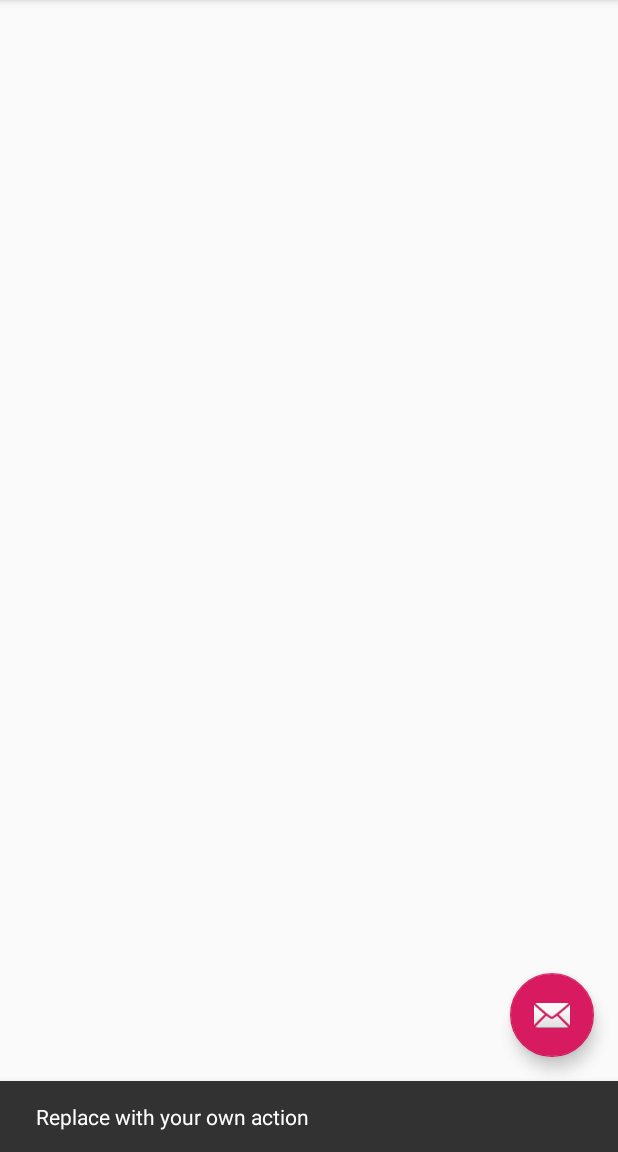
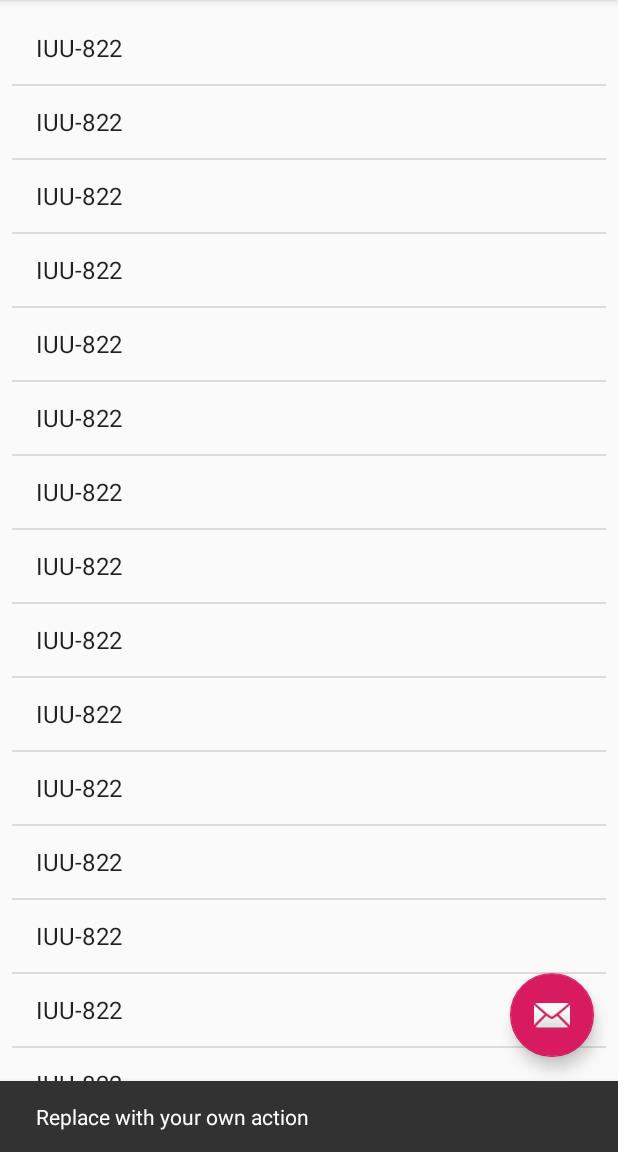
Before and after one commit to tyybbi/RekBong, an Android app: the screen it shows after launch (MainActivity), after a tap on an icon or button, on a phone screen of 412 x 824 dp, the part 84-1236 px from its top. Run offline under Robolectric (Android 15) with nearby library versions, the phone set to English and light mode, and no system bars.

Commit message:
Test ListView

```diff
--- a/app/src/main/java/com/tyybbi/rekbong/MainActivity.java
+++ b/app/src/main/java/com/tyybbi/rekbong/MainActivity.java
@@ -1,5 +1,6 @@
 package com.tyybbi.rekbong;
 
+import android.content.Context;
 import android.os.Bundle;
 
 import com.google.android.material.floatingactionbutton.FloatingActionButton;
@@ -8,11 +9,18 @@ import com.google.android.material.snackbar.Snackbar;
 import androidx.appcompat.app.AppCompatActivity;
 import androidx.appcompat.widget.Toolbar;
 
+import android.util.Log;
 import android.view.View;
 import android.view.Menu;
 import android.view.MenuItem;
+import android.widget.ArrayAdapter;
+import android.widget.ListView;
 
 public class MainActivity extends AppCompatActivity {
+
+    public static final String TAG = "RekDebug";
+    protected String[] plates = new String[21];
+    //protected String[] plates;
 
     @Override
     protected void onCreate(Bundle savedInstanceState) {
@@ -20,6 +28,20 @@ public class MainActivity extends AppCompatActivity {
         setContentView(R.layout.activity_main);
         Toolbar toolbar = findViewById(R.id.toolbar);
         setSupportActionBar(toolbar);
+
+        // Add some stuff into plates for testing purposes
+        int i = 0;
+        while (i <= 20) {
+            plates[i] = "IUU-822";
+            Log.i(TAG, "plates[i] = " + plates[i] + ", i = " + i);
+            i++;
+        }
+
+        ArrayAdapter<String> itemsAdapter =
+            new ArrayAdapter<String>(this, android.R.layout.simple_list_item_1, plates);
+
+        ListView listView = (ListView) findViewById(R.id.listView);
+        listView.setAdapter(itemsAdapter);
 
         FloatingActionButton fab = findViewById(R.id.fab);
         fab.setOnClickListener(new View.OnClickListener() {
--- a/app/src/main/res/layout/content_main.xml
+++ b/app/src/main/res/layout/content_main.xml
@@ -8,8 +8,8 @@
     tools:context=".MainActivity"
     tools:showIn="@layout/activity_main">
 
-    <androidx.recyclerview.widget.RecyclerView
-        android:id="@+id/recyclerView"
+    <ListView
+        android:id="@+id/listView"
         android:layout_width="0dp"
         android:layout_height="0dp"
         android:layout_marginStart="8dp"
```
